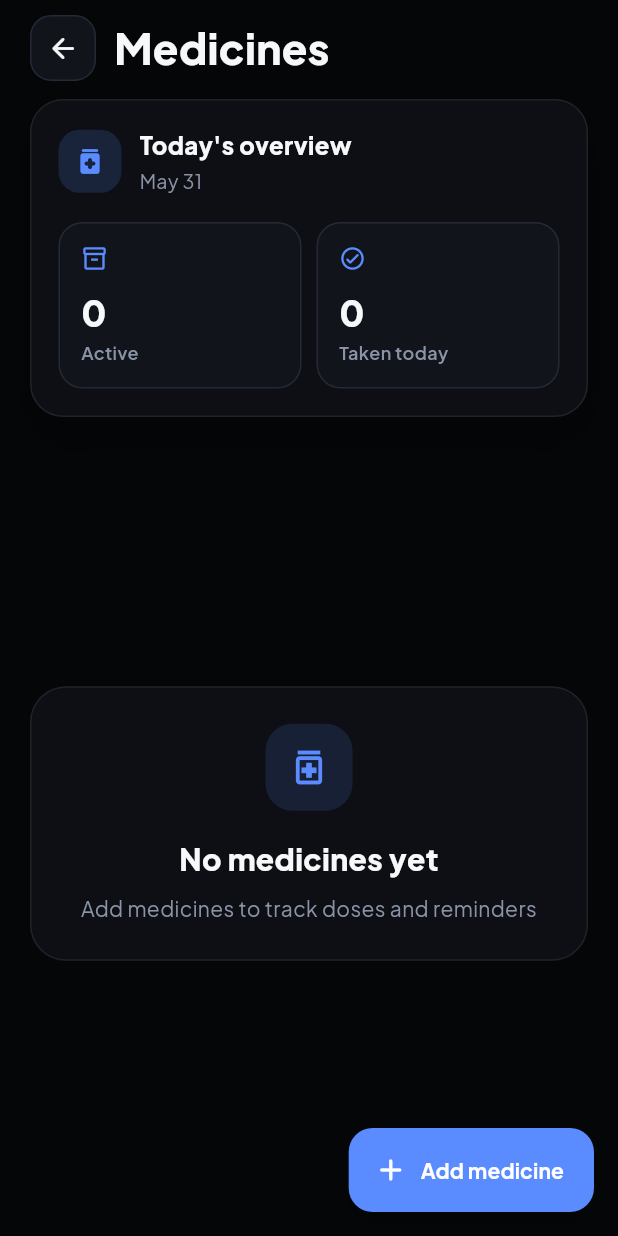
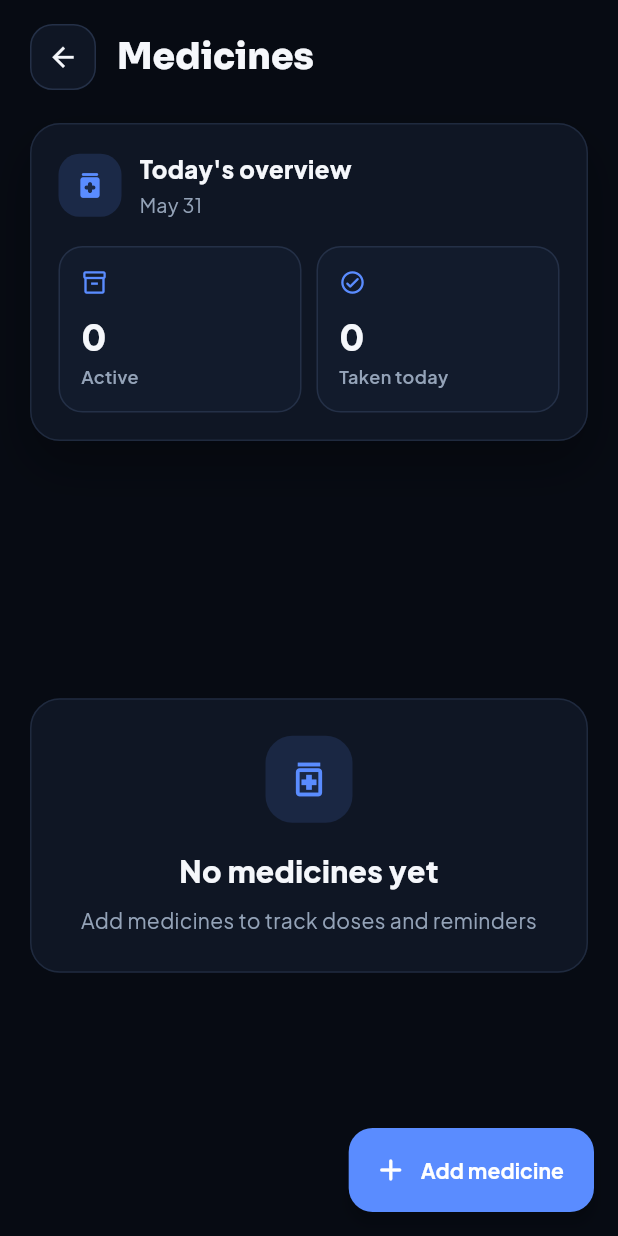
Before and after one commit to matijag13/HealthTrackMe, a Flutter app: the MedicinesScreen screen opened by its route, on a phone screen of 412 x 824 dp. Run offline on Flutter 3.47's test engine with Material 3 defaults, Android fonts, the phone set to English and light mode, and no system bars; our stand-ins replace fl_chart, flex_color_scheme, flutter_local_notifications, flutter_slidable, go_router, google_fonts and 10 more; missing offline and left inert: google_sign_in_web, health; accounts and stored records are empty; network calls fail.

Commit message:
Redizajniral modul za zdravila.

```diff
--- a/apps/mobile_flutter/lib/screens/medicines_screen.dart
+++ b/apps/mobile_flutter/lib/screens/medicines_screen.dart
@@ -143,12 +143,12 @@ class MedicinesScreen extends StatefulWidget {
 
 class _MedicinesScreenState extends State<MedicinesScreen>
     with AutomaticKeepAliveClientMixin {
-  static const _background = Color(0xFF050608);
-  static const _surface = Color(0xFF0D0F14);
-  static const _surfaceSoft = Color(0xFF11141B);
-  static const _border = Color(0xFF242936);
-  static const _primaryText = Color(0xFFF7F8FA);
-  static const _mutedText = Color(0xFF8B93A7);
+  static const _background = Color(0xFF070B13);
+  static const _surface = Color(0xFF0F1624);
+  static const _surfaceSoft = Color(0xFF121B2C);
+  static const _border = Color(0xFF243047);
+  static const _primaryText = Color(0xFFF5F7FB);
+  static const _mutedText = Color(0xFF94A3B8);
   static const _accent = Color(0xFF5A8CFF);
   static const _success = Color(0xFF36D399);
   static const _danger = Color(0xFFFF5C7A);
@@ -315,23 +315,19 @@ class _MedicinesScreenState extends State<MedicinesScreen>
 
   Widget _buildTopBar() {
     return Padding(
-      padding: const EdgeInsets.fromLTRB(20, 10, 20, 12),
+      padding: const EdgeInsets.fromLTRB(20, 16, 20, 0),
       child: Row(
         children: [
-          _iconButton(
-            icon: Icons.arrow_back_rounded,
-            onTap: _goBack,
-            tooltip: 'Back',
-          ),
-          const SizedBox(width: 12),
-          const Expanded(
+          _iconButton(icon: Icons.arrow_back, onTap: _goBack),
+          const SizedBox(width: 14),
+          Expanded(
             child: Text(
               'Medicines',
-              style: TextStyle(
-                color: _primaryText,
-                fontSize: 28,
-                fontWeight: FontWeight.w800,
-              ),
+              style: Theme.of(context).textTheme.headlineSmall?.copyWith(
+                    color: _primaryText,
+                    fontWeight: FontWeight.w900,
+                    letterSpacing: 0,
+                  ),
             ),
           ),
         ],
@@ -342,22 +338,21 @@ class _MedicinesScreenState extends State<MedicinesScreen>
   Widget _iconButton({
     required IconData icon,
     required VoidCallback onTap,
-    required String tooltip,
   }) {
-    return Tooltip(
-      message: tooltip,
+    return Material(
+      color: Colors.transparent,
       child: InkWell(
         onTap: onTap,
-        borderRadius: BorderRadius.circular(14),
-        child: Container(
+        borderRadius: BorderRadius.circular(15),
+        child: Ink(
           width: 44,
           height: 44,
           decoration: BoxDecoration(
-            color: _surfaceSoft,
-            borderRadius: BorderRadius.circular(14),
+            color: _surface,
+            borderRadius: BorderRadius.circular(15),
             border: Border.all(color: _border),
           ),
-          child: Icon(icon, color: _primaryText, size: 22),
+          child: Icon(icon, color: _primaryText, size: 21),
         ),
       ),
     );
@@ -368,12 +363,12 @@ class _MedicinesScreenState extends State<MedicinesScreen>
     final taken = _takenToday.length;
 
     return Container(
-      margin: const EdgeInsets.fromLTRB(20, 0, 20, 18),
+      margin: const EdgeInsets.fromLTRB(20, 22, 20, 18),
       padding: const EdgeInsets.all(18),
       decoration: BoxDecoration(
         color: _surface,
-        borderRadius: BorderRadius.circular(22),
-        border: Border.all(color: Colors.white.withValues(alpha: 0.08)),
+        borderRadius: BorderRadius.circular(20),
+        border: Border.all(color: _border.withValues(alpha: 0.75)),
         boxShadow: [
           BoxShadow(
             color: Colors.black.withValues(alpha: 0.28),
@@ -495,8 +490,8 @@ class _MedicinesScreenState extends State<MedicinesScreen>
         padding: const EdgeInsets.all(24),
         decoration: BoxDecoration(
           color: _surface,
-          borderRadius: BorderRadius.circular(24),
-          border: Border.all(color: Colors.white.withValues(alpha: 0.08)),
+          borderRadius: BorderRadius.circular(20),
+          border: Border.all(color: _border.withValues(alpha: 0.75)),
         ),
         child: Column(
           mainAxisSize: MainAxisSize.min,
```
